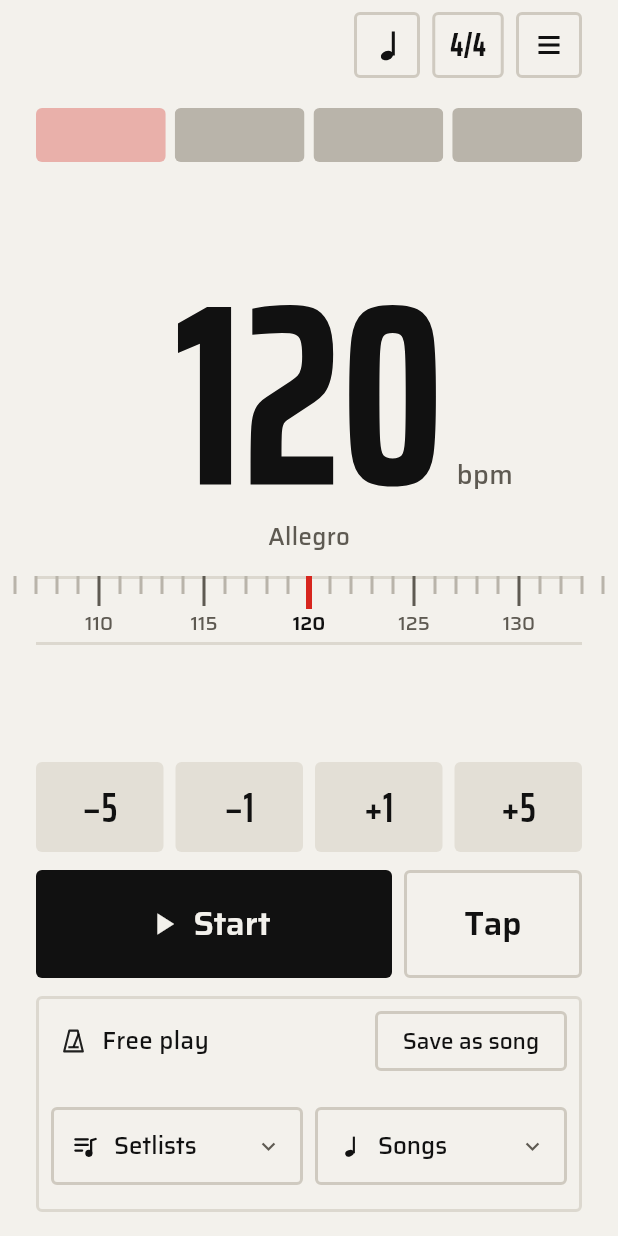
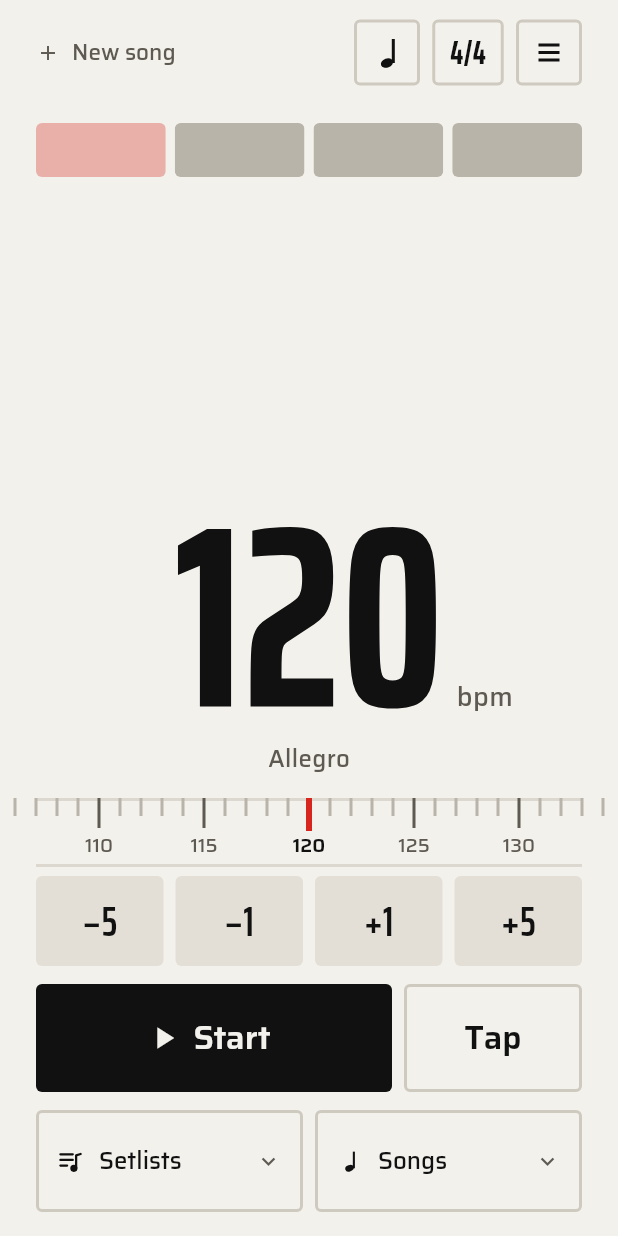
Before and after one commit to drormos/metra, a Flutter app: the screen it shows after launch, on a phone screen of 412 x 824 dp. Run offline on Flutter 3.47's test engine with Material 3 defaults, Android fonts, the phone set to English and light mode, and no system bars; our stand-ins replace audio_service, device_info_plus, package_info_plus, wakelock_plus; missing offline and left inert: audio_session, flutter_soloud.

Commit message:
feat: source bar, fixed title block with + New song, tight tempo cluster, Free play first in dropdowns
Co-Authored-By: Claude Opus 5.5 <noreply@anthropic.com>

```diff
--- a/lib/src/ui/metronome_screen.dart
+++ b/lib/src/ui/metronome_screen.dart
@@ -39,6 +39,8 @@ class MetronomeScreen extends StatelessWidget {
   static const revertKey = Key('revert');
   static const saveToSongKey = Key('save-to-song');
   static const saveAsNewKey = Key('save-as-new');
+  static const newSongKey = Key('new-song');
+  static const subtitleKey = Key('subtitle');
 
   /// The most the main screen's text grows with the system font size.
   static const maxTextScale = 1.3;
@@ -110,11 +112,12 @@ class MetronomeScreen extends StatelessWidget {
         _topRow(context),
         const SizedBox(height: 16),
         BeatIndicator(controller: controller),
-        // The BPM area takes all the free height and shrinks first on
-        // small phones.
+        // The tempo cluster (BPM, tempo line, ruler, steps) stays one
+        // group: spare height goes above the BPM, which also shrinks first
+        // on small phones.
         Expanded(
           child: Column(
-            mainAxisAlignment: MainAxisAlignment.center,
+            mainAxisAlignment: MainAxisAlignment.end,
             children: [
               Flexible(
                 child: FittedBox(
@@ -139,6 +142,7 @@ class MetronomeScreen extends StatelessWidget {
             ],
           ),
         ),
+        const SizedBox(height: 6),
         TempoSteps(bpm: bpm, onStep: controller.nudge, height: 60),
         const SizedBox(height: 12),
         SizedBox(
@@ -199,7 +203,6 @@ class MetronomeScreen extends StatelessWidget {
     );
   }
 
-  /// Song title, then subdivision, time signature and Menu buttons.
   /// The tempo name; while the loaded song has unsaved main-screen
   /// changes, Revert and Save to song instead (ui-spec.md "Changes to a
   /// loaded song").
@@ -273,22 +276,54 @@ class MetronomeScreen extends StatelessWidget {
     );
   }
 
-  Widget _topRow(BuildContext context) {
-    final pattern = controller.pattern;
+  /// Fixed 54px in every mode, so nothing shifts: the song title over the
+  /// set's name (an empty line in Single song), or "+ New song" in Free
+  /// play. Taps do nothing, so a stray touch on stage never leaves the
+  /// main screen; long-presses are shortcuts (Long-press rule).
+  Widget _titleBlock(BuildContext context) {
+    final colors = context.colors;
     final library = this.library;
     final song = library?.currentSong;
-    return Row(
+    if (library != null && song == null && library.activeSetlist == null) {
+      // Free play: quiet, one tap, makes a song of what's sounding now.
+      return Align(
+        alignment: Alignment.centerLeft,
+        child: Transform.translate(
+          offset: const Offset(-8, 0),
+          child: TextButton.icon(
+            key: newSongKey,
+            style: TextButton.styleFrom(
+              foregroundColor: colors.muted,
+              minimumSize: const Size(0, 44),
+              padding: const EdgeInsets.symmetric(horizontal: 8),
+            ),
+            onPressed: () => showSaveAsNewSong(context, library, controller),
+            icon: const Icon(Icons.add, size: 16),
+            label: const Text(
+              'New song',
+              style: TextStyle(fontSize: 15, fontWeight: FontWeight.w500),
+            ),
+          ),
+        ),
+      );
+    }
+    final set = library?.activeSetlist;
+    void longPress(VoidCallback open) {
+      Haptics.medium();
+      open();
+    }
+
+    return Column(
+      mainAxisAlignment: MainAxisAlignment.center,
+      crossAxisAlignment: CrossAxisAlignment.start,
       children: [
-        Expanded(
-          // A tap does nothing, so a stray touch on stage never leaves the
-          // main screen; long-press edits the loaded song (Long-press rule).
-          child: GestureDetector(
+        GestureDetector(
           onLongPress: library == null || song == null
               ? null
-                : () {
-                    Haptics.medium();
-                    openSongEditor(context, library, controller, song: song);
-                  },
+              : () => longPress(
+                  () =>
+                      openSongEditor(context, library, controller, song: song),
+                ),
           child: Text(
             song?.name ?? '',
             key: titleKey,
@@ -301,6 +336,49 @@ class MetronomeScreen extends StatelessWidget {
               height: 1,
             ),
           ),
+        ),
+        const SizedBox(height: 3),
+        // Always 17px, so the title sits in the same place in every mode.
+        SizedBox(
+          height: 17,
+          child: GestureDetector(
+            onLongPress: library == null || set == null
+                ? null
+                : () => longPress(
+                    () => openSetlists(
+                      context,
+                      library: library,
+                      metronome: controller,
+                      setId: set.id,
+                    ),
+                  ),
+            child: Text(
+              set?.name ?? '',
+              key: subtitleKey,
+              maxLines: 1,
+              overflow: TextOverflow.ellipsis,
+              style: TextStyle(
+                fontSize: 14,
+                height: 17 / 14,
+                color: colors.muted,
+              ),
+            ),
+          ),
+        ),
+      ],
+    );
+  }
+
+  Widget _topRow(BuildContext context) {
+    final pattern = controller.pattern;
+    final library = this.library;
+    return Row(
+      children: [
+        Expanded(
+          child: SizedBox(
+            height: 54,
+            // Fixed height; the 34px title is large text already.
+            child: MediaQuery.withNoTextScaling(child: _titleBlock(context)),
           ),
         ),
         const SizedBox(width: 8),
--- a/lib/src/ui/save_as_new_dialog.dart
+++ b/lib/src/ui/save_as_new_dialog.dart
@@ -6,7 +6,8 @@ import 'haptics.dart';
 import 'theme.dart';
 
 /// "Save as new song" (ui-spec.md, `save-as-new.reference.html`): from
-/// "Save as new" under the BPM, or "Save as song" in the Free play header.
+/// "Save as new" under the BPM, or "+ New song" in Free play (titled "New
+/// song" there).
 /// Saves what the click plays now as a new library song and loads it; the
 /// click carries on unchanged.
 Future<void> showSaveAsNewSong(
@@ -73,7 +74,8 @@ class _SaveAsNewDialogState extends State<_SaveAsNewDialog> {
     final song = _song;
     final set = _set;
     return AlertDialog(
-      title: const Text('Save as new song'),
+      // From Free play it's simply a new song from what's sounding.
+      title: Text(song == null ? 'New song' : 'Save as new song'),
       content: SingleChildScrollView(
         child: Column(
           mainAxisSize: MainAxisSize.min,
--- a/lib/src/ui/setlist_group.dart
+++ b/lib/src/ui/setlist_group.dart
@@ -6,14 +6,14 @@ import '../model/library.dart';
 import 'haptics.dart';
 import 'icons.dart';
 import 'quick_pick.dart';
-import 'save_as_new_dialog.dart';
 import 'setlist_picker.dart';
 import 'subdivision_icon.dart';
 import 'theme.dart';
 
-/// The framed setlist group at the bottom of the main screen (ui-spec.md).
-/// Identical size and position in both modes, so no control ever moves:
-/// a 44px header, a 14px gap, a 68px button row.
+/// The source bar at the bottom of the main screen (ui-spec.md "Source
+/// bar"): one 68px row, no frame, the same height and place in every mode,
+/// so no control ever moves. Setlist mode: previous | the set's "4/12 ⌄" |
+/// next. Free play and Single song: "Setlists ⌄" | "Songs ⌄".
 class SetlistGroup extends StatelessWidget {
   const SetlistGroup({
     super.key,
@@ -24,175 +24,40 @@ class SetlistGroup extends StatelessWidget {
   final LibraryController library;
   final MetronomeController metronome;
 
+  static const height = 68.0;
+
+  /// The center "4/12 ⌄" button: the set dropdown.
   static const headerKey = Key('setlist-header');
   static const previousKey = Key('previous-song');
   static const nextKey = Key('next-song');
   static const setlistsKey = Key('free-play-setlists');
   static const songsKey = Key('free-play-songs');
-  static const saveAsSongKey = Key('free-play-save-as-song');
 
   @override
   Widget build(BuildContext context) {
     final colors = context.colors;
     final setlist = library.activeSetlist;
-    // Each ⌄ opens its dropdown just above this group.
+    // Each ⌄ opens its dropdown just above this bar.
     void pick(QuickPickKind kind) => showQuickPick(
       context,
       kind: kind,
       library: library,
       metronome: metronome,
     );
-    return Container(
-      padding: const EdgeInsets.fromLTRB(8, 6, 8, 8),
-      decoration: BoxDecoration(
-        border: Border.all(color: colors.divider, width: 2),
-        borderRadius: BorderRadius.circular(4),
-      ),
-      child: Column(
-        crossAxisAlignment: CrossAxisAlignment.stretch,
-        children: [
-          SizedBox(
-            height: 44,
-            child: setlist != null
-                ? _setlistHeader(
-                    colors,
-                    setlist,
-                    pick,
-                    // Long-press = that set's page; back returns here.
-                    () {
-                      Haptics.medium();
-                      openSetlists(
-                        context,
-                        library: library,
-                        metronome: metronome,
-                        setId: setlist.id,
-                      );
-                    },
-                  )
-                : library.singleSong
-                ? _singleSongHeader(colors)
-                : _freePlayHeader(colors),
-          ),
-          // Keeps a thumb aiming for previous/next off the header.
-          const SizedBox(height: 14),
-          SizedBox(
-            height: 68,
+    return SizedBox(
+      height: height,
       child: setlist == null
-                ? _freePlayRow(colors, pick)
-                : _stepRow(colors),
-          ),
-        ],
-      ),
+          ? _pickRow(colors, pick)
+          : _stepRow(context, colors, setlist, pick),
     );
   }
 
-  /// "Save as song" sits where Single song has "Free play": an option,
-  /// not pushed.
-  Widget _freePlayHeader(MetraColors colors) => Padding(
-    padding: const EdgeInsets.only(left: 6),
-    child: Row(
-      children: [
-        const MetronomeIcon(size: 18),
-        const SizedBox(width: 10),
-        const Expanded(
-          child: Text('Free play', style: TextStyle(fontSize: 16)),
-        ),
-        Builder(
-          builder: (context) => SizedBox.fromSize(
-            size: FreePlayButton.size,
-            child: OutlinedButton(
-              key: saveAsSongKey,
-              style: OutlinedButton.styleFrom(
-                padding: EdgeInsets.zero,
-                minimumSize: FreePlayButton.size,
-              ),
-              onPressed: () => showSaveAsNewSong(context, library, metronome),
-              child: const Text(
-                'Save as song',
-                style: TextStyle(fontSize: 15, fontWeight: FontWeight.w500),
-              ),
-            ),
-          ),
-        ),
-      ],
-    ),
-  );
-
-  /// Plain text naming the source (the song's name is the top title), and
-  /// "Free play" to detach it: no confirmation, nothing is deleted.
-  Widget _singleSongHeader(MetraColors colors) => Padding(
-    padding: const EdgeInsets.only(left: 6),
-    child: Row(
-      children: [
-        const SubdivisionIcon(1, size: 18),
-        const SizedBox(width: 10),
-        const Expanded(
-          child: Text('Single song', style: TextStyle(fontSize: 16)),
-        ),
-        FreePlayButton(library: library),
-      ],
-    ),
-  );
-
-  /// An outlined dropdown-style control: it must look tappable.
-  Widget _setlistHeader(
-    MetraColors colors,
-    Setlist setlist,
-    void Function(QuickPickKind) pick,
-    VoidCallback openPage,
-  ) {
-    final index = library.currentIndex;
-    return OutlinedButton(
-      key: headerKey,
-      style: OutlinedButton.styleFrom(
-        padding: const EdgeInsets.symmetric(horizontal: 12),
-        // Our own haptic on long-press, gated by "Vibrate on touch".
-        enableFeedback: false,
-      ),
-      onPressed: () => pick(QuickPickKind.set),
-      onLongPress: openPage,
-      child: Row(
-        children: [
-          const SetlistIcon(),
-          const SizedBox(width: 10),
-          Expanded(
-            child: Text(
-              setlist.name,
-              maxLines: 1,
-              overflow: TextOverflow.ellipsis,
-              style: const TextStyle(fontSize: 16, fontWeight: FontWeight.w500),
-            ),
-          ),
-          // No current song (an empty set, or the song was removed from it):
-          // no position.
-          if (index >= 0)
-            Text(
-              '${index + 1} of ${library.visibleSongs.length}',
-              style: TextStyle(
-                fontSize: 16,
-                fontWeight: FontWeight.w500,
-                color: colors.muted,
-              ),
-            ),
-          const SizedBox(width: 10),
-          const Icon(Icons.expand_more, size: 20),
-        ],
-      ),
-    );
-  }
-
-  /// Two equal outlined buttons, quieter than previous/next (52px tall,
-  /// centred in the 68px row), each opening its dropdown: the main-screen
-  /// way to play a single song or switch to a set.
-  Widget _freePlayRow(MetraColors colors, void Function(QuickPickKind) pick) {
-    return Center(
-      child: SizedBox(
-        height: 52,
-        child: Row(
+  /// Two equal outlined buttons, the same in Free play and Single song.
+  Widget _pickRow(MetraColors colors, void Function(QuickPickKind) pick) => Row(
     crossAxisAlignment: CrossAxisAlignment.stretch,
     children: [
       Expanded(
-              child: _freePlayButton(
+        child: _pickButton(
           colors,
           key: setlistsKey,
           icon: const SetlistIcon(),
@@ -202,7 +67,7 @@ class SetlistGroup extends StatelessWidget {
       ),
       const SizedBox(width: 8),
       Expanded(
-              child: _freePlayButton(
+        child: _pickButton(
           colors,
           key: songsKey,
           icon: const SubdivisionIcon(1, size: 18),
@@ -211,12 +76,9 @@ class SetlistGroup extends StatelessWidget {
         ),
       ),
     ],
-        ),
-      ),
   );
-  }
 
-  Widget _freePlayButton(
+  Widget _pickButton(
     MetraColors colors, {
     required Key key,
     required Widget icon,
@@ -245,14 +107,20 @@ class SetlistGroup extends StatelessWidget {
     ),
   );
 
-  /// Previous and next show the neighbouring song (no words), filled,
-  /// disabled at the ends of the list.
-  Widget _stepRow(MetraColors colors) {
+  /// Previous | the set's position | next. Previous and next show the
+  /// neighbouring song (no words), filled, disabled at the ends.
+  Widget _stepRow(
+    BuildContext context,
+    MetraColors colors,
+    Setlist setlist,
+    void Function(QuickPickKind) pick,
+  ) {
     final songs = library.visibleSongs;
     final index = library.currentIndex;
     // With no current song in the set, "next" is its first song.
     final previous = library.hasPrevious ? songs[index - 1] : null;
     final next = library.hasNext ? songs[index + 1] : null;
+    final position = '${index < 0 ? '–' : index + 1}/${songs.length}';
     return Row(
       crossAxisAlignment: CrossAxisAlignment.stretch,
       children: [
@@ -268,7 +136,59 @@ class SetlistGroup extends StatelessWidget {
             },
           ),
         ),
-        const SizedBox(width: 8),
+        const SizedBox(width: 6),
+        SizedBox(
+          width: 76,
+          child: OutlinedButton(
+            key: headerKey,
+            style: OutlinedButton.styleFrom(
+              padding: EdgeInsets.zero,
+              // Our own haptic on long-press, gated by "Vibrate on touch".
+              enableFeedback: false,
+            ),
+            onPressed: () => pick(QuickPickKind.set),
+            // Long-press = the set's page; back returns here.
+            onLongPress: () {
+              Haptics.medium();
+              openSetlists(
+                context,
+                library: library,
+                metronome: metronome,
+                setId: setlist.id,
+              );
+            },
+            // The label goes inside, so the button keeps its actions.
+            child: Semantics(
+              label: '${setlist.name}, song $position',
+              excludeSemantics: true,
+              child: Column(
+                mainAxisAlignment: MainAxisAlignment.center,
+                children: [
+                  const SetlistIcon(),
+                  const SizedBox(height: 2),
+                  FittedBox(
+                    child: Row(
+                      mainAxisSize: MainAxisSize.min,
+                      children: [
+                        Text(
+                          position,
+                          style: const TextStyle(
+                            fontFamily: MetraFonts.condensed,
+                            fontSize: 18,
+                            fontWeight: FontWeight.w600,
+                          ),
+                        ),
+                        const SizedBox(width: 3),
+                        const Icon(Icons.expand_more, size: 16),
+                      ],
+                    ),
+                  ),
+                ],
+              ),
+            ),
+          ),
+        ),
+        const SizedBox(width: 6),
         Expanded(
           child: _stepButton(
             key: nextKey,
@@ -304,14 +224,14 @@ class SetlistGroup extends StatelessWidget {
               maxLines: 1,
               overflow: TextOverflow.ellipsis,
               style: const TextStyle(
-                fontSize: 19,
+                fontSize: 18,
                 fontWeight: FontWeight.w600,
                 height: 1.2,
               ),
             ),
             Text(
               '${song.bpm} bpm',
-              style: TextStyle(fontSize: 13, color: colors.muted),
+              style: TextStyle(fontSize: 12, color: colors.muted),
             ),
           ],
         ],
@@ -319,30 +239,29 @@ class SetlistGroup extends StatelessWidget {
     );
     final chevron = Icon(
       forward ? Icons.chevron_right : Icons.chevron_left,
-      size: 26,
+      size: 24,
     );
-    return Semantics(
+    return FilledButton(
+      key: key,
+      style: FilledButton.styleFrom(
+        backgroundColor: colors.surface,
+        foregroundColor: colors.text,
+        padding: const EdgeInsets.symmetric(horizontal: 8),
+      ),
+      onPressed: song == null ? null : onPressed,
+      // The label goes inside, so the button keeps its actions.
+      child: Semantics(
         label: song == null
             ? (forward ? 'No next song' : 'No previous song')
             : '${forward ? 'Next' : 'Previous'} song: ${song.name}',
         excludeSemantics: true,
-      button: true,
-      enabled: song != null,
-      child: FilledButton(
-        key: key,
-        style: FilledButton.styleFrom(
-          backgroundColor: colors.surface,
-          foregroundColor: colors.text,
-          padding: const EdgeInsets.symmetric(horizontal: 10),
-        ),
-        onPressed: song == null ? null : onPressed,
         child: Row(
           mainAxisAlignment: forward
               ? MainAxisAlignment.end
               : MainAxisAlignment.start,
           children: forward
-              ? [label, const SizedBox(width: 8), chevron]
-              : [chevron, const SizedBox(width: 8), label],
+              ? [label, const SizedBox(width: 4), chevron]
+              : [chevron, const SizedBox(width: 4), label],
         ),
       ),
     );
```
Also changed, not shown: lib/src/ui/quick_pick.dart (+24 -11 lines), 3 other files. Lines whose indentation alone changed are shown as unchanged.
